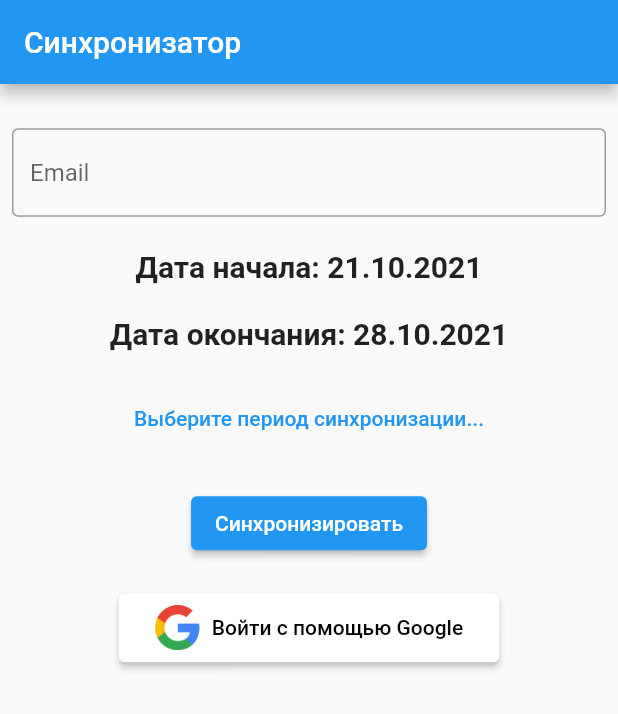
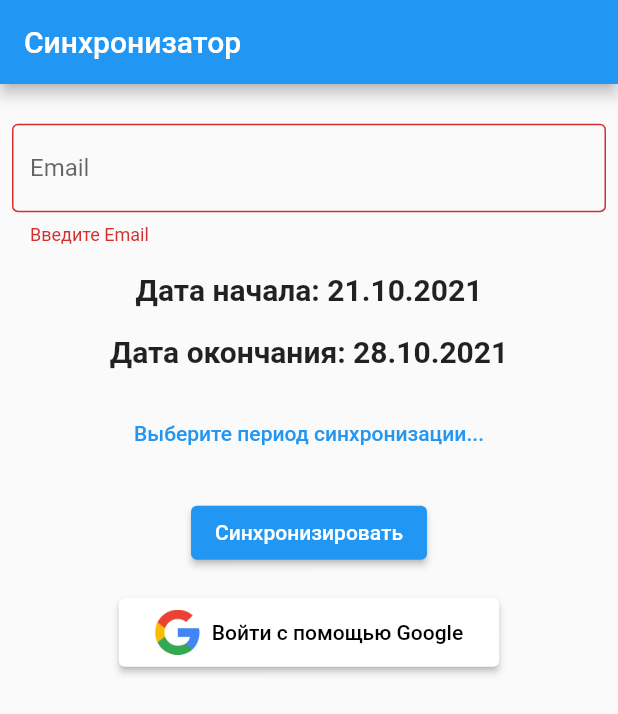
Before and after one commit to AdmiralPavel/ruz_google, a Flutter app: the screen it shows after launch, after a tap on "Синхронизировать", on a phone screen of 412 x 824 dp. Shown: the top 714 px of the screen. Run offline on Flutter 3.47's test engine with Material 2 defaults, Android fonts, the phone set to English and light mode, and no system bars; our stand-ins replace bloc, date_format, email_validator, flutter_bloc, freezed_annotation, googleapis_auth; missing offline and left inert: googleapis.

Commit message:
stability improved

```diff
--- a/lib/home_page/bloc/home/home_bloc.dart
+++ b/lib/home_page/bloc/home/home_bloc.dart
@@ -33,6 +33,8 @@ class HomeBloc extends Bloc<HomeEvent, HomeState> {
           .where((e) =>
               e.start.isBefore(event.end) && e.start.isAfter(event.start))
           .toList();
+      var count = 0;
+      var totalCount = lessons.length;
       for (int i = 0; i < lessons.length; i++) {
         yield HomeState.loading(percent: (i + 1) / (lessons.length + 1));
         var result = await apiClient.addEvent(
@@ -40,8 +42,10 @@ class HomeBloc extends Bloc<HomeEvent, HomeState> {
             client: event.client,
             start: lessons[i].start,
             end: lessons[i].end);
+        if (result)
+          count++;
       }
-      yield HomeState.data();
+      yield HomeState.data(count: count, totalCount:totalCount);
     } catch (ex) {
       yield HomeState.error();
       print(ex);
--- a/lib/home_page/bloc/home/home_state.dart
+++ b/lib/home_page/bloc/home/home_state.dart
@@ -3,6 +3,8 @@ part of 'home_bloc.dart';
 @freezed
 class HomeState with _$HomeState {
   const factory HomeState.data(
+  {required int count,
+  required int totalCount,}
   ) = _DataHomeState;
 
   const factory HomeState.initial() = _InitialHomeState;
--- a/lib/home_page/home_page.dart
+++ b/lib/home_page/home_page.dart
@@ -7,8 +7,8 @@ import 'package:googleapis_auth/googleapis_auth.dart';
 import 'bloc/home/home_bloc.dart';
 
 class HomePage extends StatefulWidget {
-  const HomePage({Key? key}) : super(key: key);
-
+   HomePage({Key? key}) : super(key: key);
+final  _key = GlobalKey<FormState>();
   @override
   _HomePageState createState() => _HomePageState();
 }
@@ -35,6 +35,7 @@ class _HomePageState extends State<HomePage> {
                 mainAxisAlignment: MainAxisAlignment.spaceEvenly,
                 children: [
                   Form(
+                    key: widget._key,
                     autovalidateMode: AutovalidateMode.onUserInteraction,
                     child: TextFormField(
                       validator: (_) => emailController.text == ''
@@ -88,11 +89,12 @@ class _HomePageState extends State<HomePage> {
                   ),
                   ElevatedButton(
                       onPressed: () {
-                        if (emailController.text != '' &&
-                            EmailValidator.validate(emailController.text)) {
+
+                        if (widget._key.currentState!.validate()
+                            ) {
                           FocusScope.of(context).unfocus();
                           if (client != null)
-                            BlocProvider.of<HomeBloc>(context).add(
+                           context.read<HomeBloc>().add(
                               HomeEvent.load(
                                 email: emailController.text,
                                 client: client!,
@@ -149,9 +151,9 @@ class _HomePageState extends State<HomePage> {
           ),
           BlocConsumer<HomeBloc, HomeState>(
             listener: (context, state) => state.maybeMap(
-                data: (_) => ScaffoldMessenger.of(context).showSnackBar(
+                data: (_data) => ScaffoldMessenger.of(context).showSnackBar(
                       SnackBar(
-                        content: Text('Успешно!'),
+                        content: Text('Успешно создано ${_data.count} из ${_data.totalCount} событий.'),
                       ),
                     ),
                 error: (_) => ScaffoldMessenger.of(context).showSnackBar(
@@ -164,7 +166,9 @@ class _HomePageState extends State<HomePage> {
                     client = _data.client;
                   });
                 },
-                orElse: () {}),
+                orElse: () {
+                  print(state);
+                }),
             builder: (context, state) => state.maybeMap(
               loading: (value) => Container(
                 color: Colors.black12,
```
Also changed, not shown: lib/net.dart (+8 -13 lines), lib/home_page/bloc/home/home_bloc.freezed.dart, pubspec.lock (deleted).
